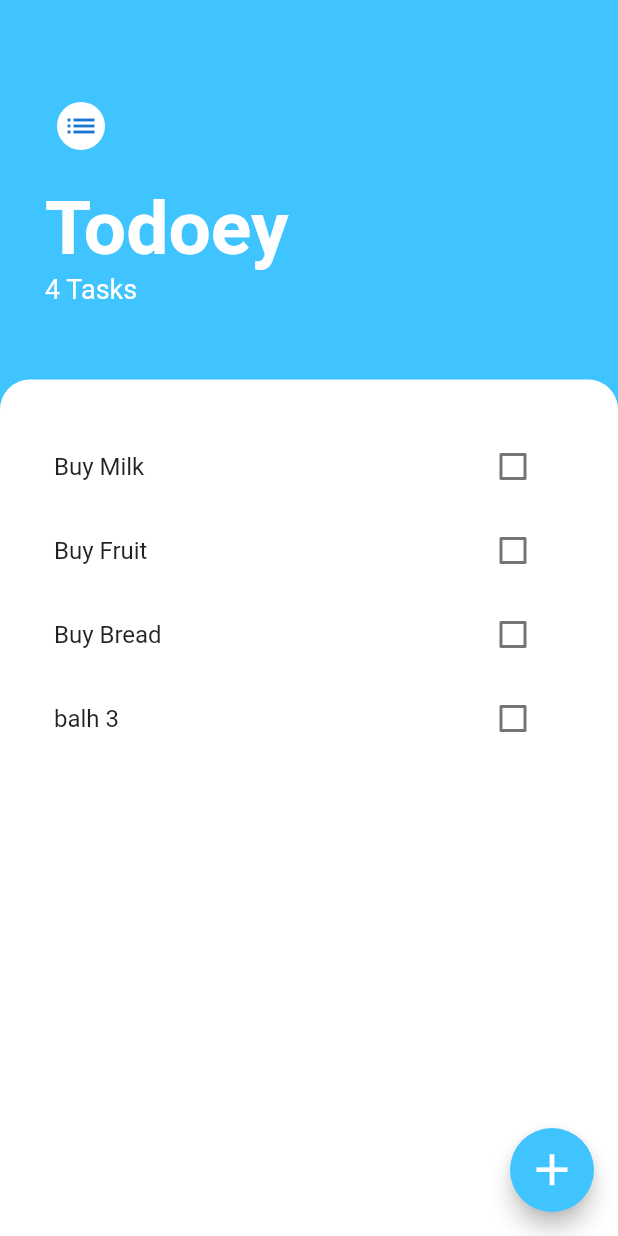
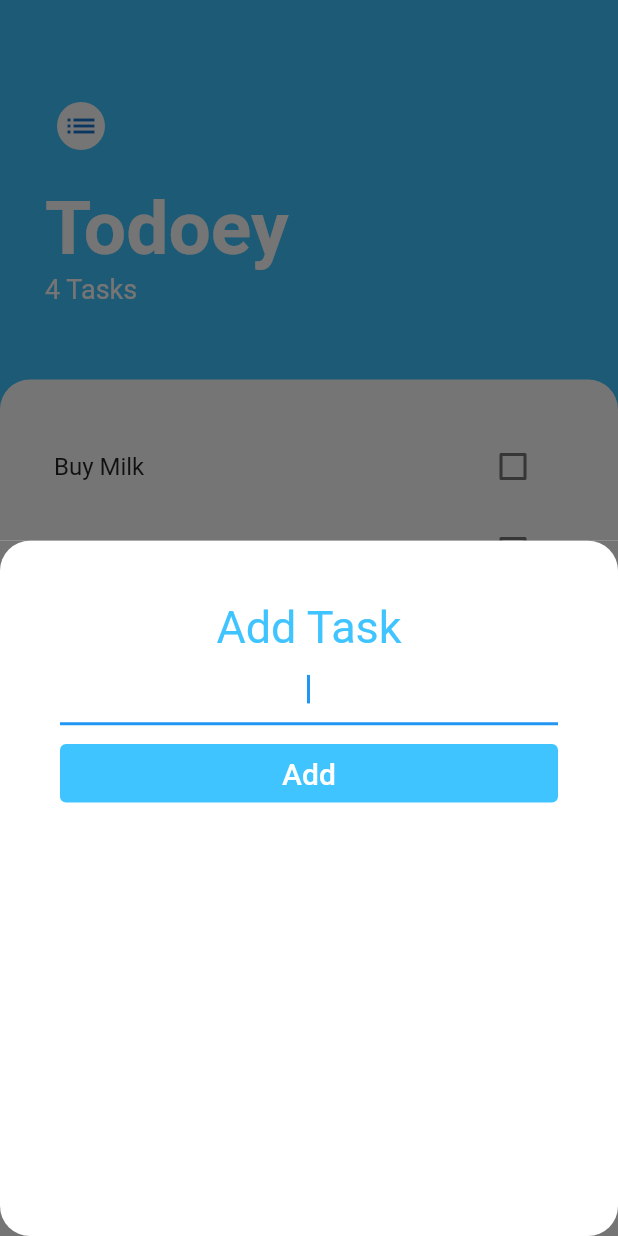
Before and after one commit to master-8702/flutter_todoey, a Flutter app: the screen it shows after launch, after a tap on the "add" icon, on a phone screen of 412 x 824 dp. Run offline on Flutter 3.47's test engine with Material 2 defaults, Android fonts, the phone set to English and light mode, and no system bars.

Commit message:
changing 'add newTask' funtionality to use Provider

```diff
--- a/lib/components/task_list.dart
+++ b/lib/components/task_list.dart
@@ -23,7 +23,7 @@ class TaskList extends StatelessWidget {
               },
             );
           },
-          itemCount: taskData.taskCount,
+          itemCount: taskData.taskCounter,
         );
       },
     );
--- a/lib/main.dart
+++ b/lib/main.dart
@@ -4,21 +4,24 @@ import 'package:flutter_todoey/screens/tasks_screen.dart';
 import 'package:provider/provider.dart';
 
 void main() {
-  runApp(MyApp());
+  // //for the app to work with the provider, we need to wrap the whole app with MultiProvider
+// // we can also wrap it with Provider if we are gonna use only a single provider
+
+  runApp(MultiProvider(
+    providers: [
+      ChangeNotifierProvider(create: (context) {
+        return TaskDataProvider();
+      })
+    ],
+    child: MyApp(),
+  ));
 }
 
 class MyApp extends StatelessWidget {
   @override
   Widget build(BuildContext context) {
     return MaterialApp(
-      //for the app to work with the provider, we need to wrap the whole app with MultiProvider
-      // we can also wrap it with Provider if we are gonna use only a single providerf
-      home: MultiProvider(
-        providers: [
-          ChangeNotifierProvider(create: (context) => TaskDataProvider())
-        ],
-        child: TasksScreen(),
-      ),
+      home: TasksScreen(),
     );
   }
 }
--- a/lib/providers/task_data_provider.dart
+++ b/lib/providers/task_data_provider.dart
@@ -1,40 +1,28 @@
 import 'package:flutter/material.dart';
 import 'package:flutter_todoey/models/task.dart';
 
-// class TaskNew {
-//   late String taskName;
-//   late bool isDone;
-//
-//   TaskNew({required this.taskName, this.isDone = false});
-//
-//   void toggleDone() {
-//     isDone = !isDone;
-//   }
-// }
+// for the provider we add(extends) the "with changeNotifier" extension
+// so that it will notify any changes on the properties of the class
 
-// for the provider we add the "with changeNotifier" extension
-class TaskDataProvider with ChangeNotifier {
-  late List<Task> taskList = [
+class TaskDataProvider extends ChangeNotifier {
+  List<Task> taskList = [
     Task(taskName: "Buy Milk"),
     Task(taskName: "Buy Fruit"),
     Task(taskName: "Buy Bread"),
+    Task(taskName: "Buy Bread 2"),
   ];
-  late int taskCounter = taskList.length;
+
   late bool isDone;
 
-  int get taskCount => taskCounter;
+  int get taskCounter => taskList.length;
+  List<Task> get alltasks => taskList;
 
-  void addTask(taskName) {
-    Task t = Task(taskName: taskName);
+  void addTask(String newTaskName) {
+    final t = Task(taskName: newTaskName);
     taskList.add(t);
-    taskCounter++;
-    print(t);
     notifyListeners();
     for (var a in taskList) {
       print(a.taskName);
-      print(taskCount);
-
-      notifyListeners(); // in order to see the new changes on the screen, we must call notifyListners after every change
     }
   }
 
@@ -43,5 +31,9 @@ class TaskDataProvider with ChangeNotifier {
     notifyListeners();
   }
 
-  List<Task> get alltasks => taskList;
+  void sampleMethod() {
+    final ts = Task(taskName: "Buying Breaker");
+    taskList.add(ts);
+    notifyListeners();
+  }
 }
--- a/lib/screens/add_task_screen.dart
+++ b/lib/screens/add_task_screen.dart
@@ -1,7 +1,10 @@
 import 'package:flutter/material.dart';
+import 'package:provider/provider.dart';
+
+import '../providers/task_data_provider.dart';
 
 class AddTaskScreen extends StatelessWidget {
-  late final String newTask;
+  late String newTask;
 
   @override
   Widget build(BuildContext context) {
@@ -34,9 +37,12 @@ class AddTaskScreen extends StatelessWidget {
               const SizedBox(
                 height: 8,
               ),
-              TextButton(
+              Consumer<TaskDataProvider>(
+                builder: (context, taskData, child) => TextButton(
                   onPressed: () {
-                  Navigator.of(context).pop(newTask);
+                    //
+                    taskData.addTask(newTask);
+                    Navigator.pop(context);
                   },
                   style: ButtonStyle(
                     backgroundColor:
@@ -46,6 +52,7 @@ class AddTaskScreen extends StatelessWidget {
                     "Add",
                     style: TextStyle(color: Colors.white, fontSize: 20),
                   ),
+                ),
               )
             ],
           ),
--- a/lib/screens/tasks_screen.dart
+++ b/lib/screens/tasks_screen.dart
@@ -1,8 +1,7 @@
 import 'package:flutter/material.dart';
 import 'package:flutter_todoey/components/task_list.dart';
 import 'package:provider/provider.dart';
-import 'package:flutter_todoey/providers/task_data_provider.dart' hide TaskNew;
-import '../models/task.dart';
+import 'package:flutter_todoey/providers/task_data_provider.dart';
 import 'add_task_screen.dart';
 
 class TasksScreen extends StatefulWidget {
@@ -11,14 +10,6 @@ class TasksScreen extends StatefulWidget {
 }
 
 class _TasksScreenState extends State<TasksScreen> {
-  @override
-  void initState() {
-    // TODO: implement initState
-    super.initState();
-
-    // tasks.add(context.read<TaskProvider>().addTask("blah 1"));
-  }
-
   @override
   Widget build(BuildContext context) {
     return Scaffold(
@@ -53,7 +44,7 @@ class _TasksScreenState extends State<TasksScreen> {
                         color: Colors.white,
                         fontWeight: FontWeight.w700),
                   ),
-                  Text("${context.watch<TaskDataProvider>().taskCount} Tasks",
+                  Text("${context.watch<TaskDataProvider>().taskCounter} Tasks",
                       style: const TextStyle(
                         color: Colors.white,
                         fontSize: 18,
@@ -75,33 +66,24 @@ class _TasksScreenState extends State<TasksScreen> {
                       topLeft: Radius.circular(20),
                     ),
                   ),
-                  child: TaskList(
-                      // tasks: tasks,
-
-                      )),
+                  child: TaskList()),
             ),
           ],
         ),
       ),
-      floatingActionButton: FloatingActionButton(
-        onPressed: () {
-          int counter = context.read<TaskDataProvider>().taskCount;
-          // int counter = Provider.of<TaskProvider>(context, listen: false).count;
-          context.read<TaskDataProvider>().addTask("balh $counter");
-        },
-
-        // onPressed: () async {
-        //   // var aa =await Navigator.of(context).push(context,AddTaskScreen())
-        //   var a = await showModalBottomSheet(
-        //       context: context, builder: (context) => AddTaskScreen());
-        //   setState(() {
-        //     tasks.add(Task(taskName: a));
-        //   });
-        // },
-        backgroundColor: Colors.lightBlueAccent,
-        child: Icon(
-          Icons.add,
-          size: 35,
+      floatingActionButton: Consumer<TaskDataProvider>(
+        builder: (context, data, child) => FloatingActionButton(
+          onPressed: () {
+            showModalBottomSheet(
+              context: context,
+              builder: (context) => AddTaskScreen(),
+            );
+          },
+          backgroundColor: Colors.lightBlueAccent,
+          child: const Icon(
+            Icons.add,
+            size: 35,
+          ),
         ),
       ),
     );
```
Lines whose indentation alone changed are shown as unchanged.
